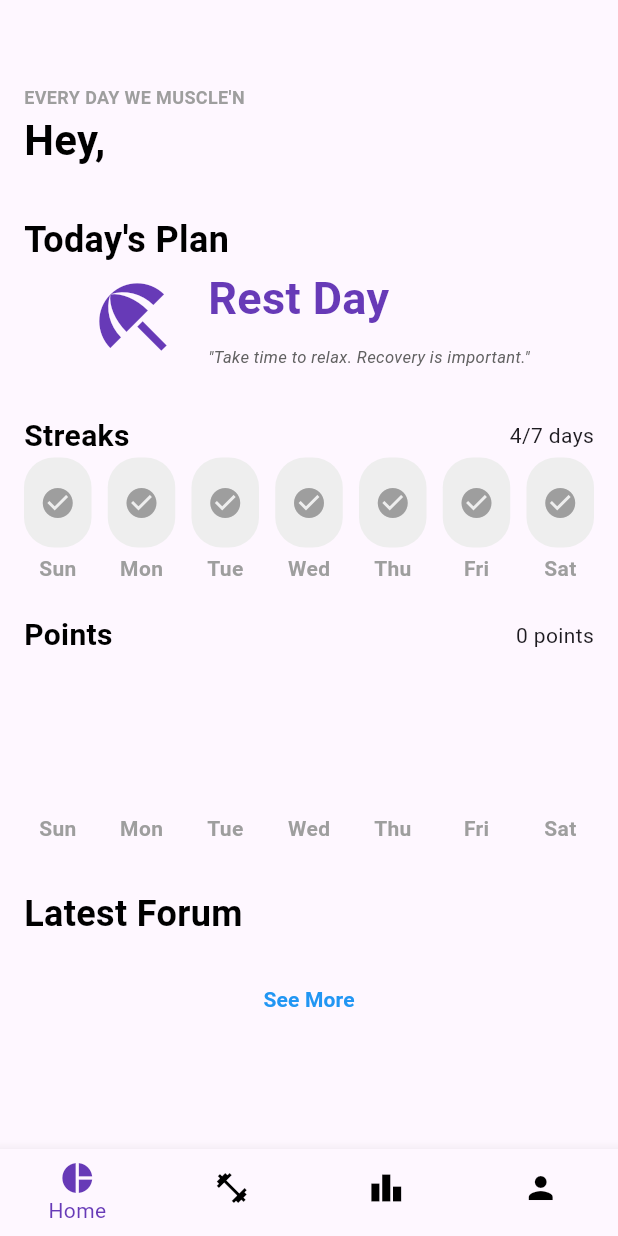
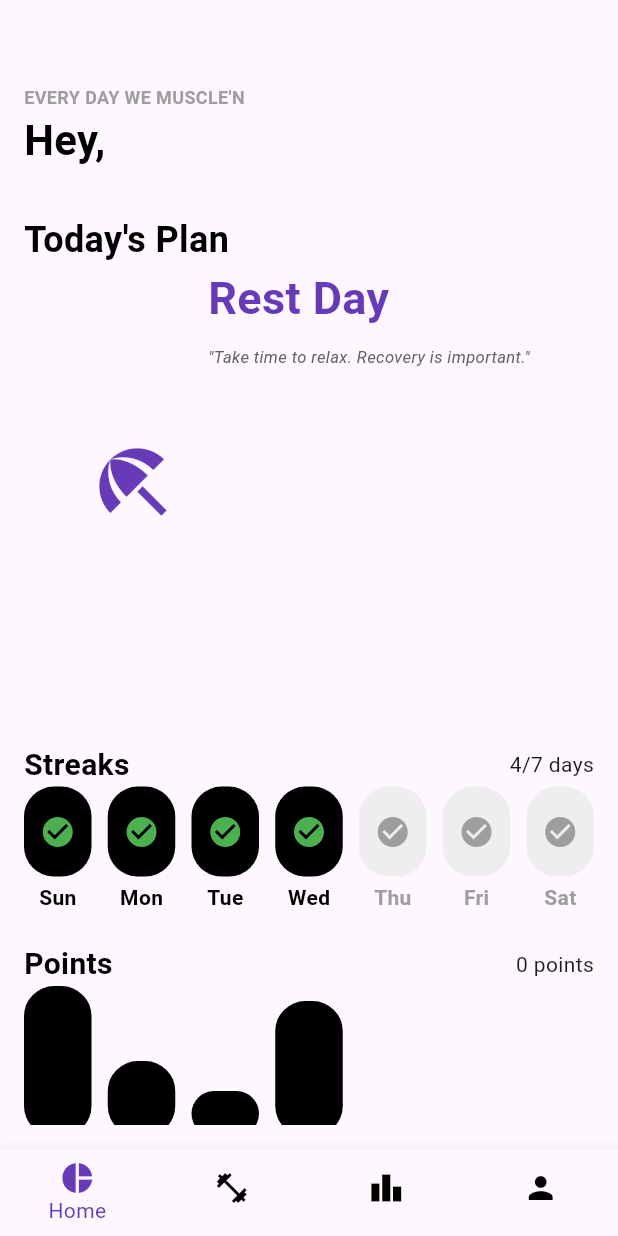
Before and after one commit to Eilhie/BuddyQuest, a Flutter app: the HomePage screen opened by its route, on a phone screen of 412 x 824 dp. Run offline on Flutter 3.47's test engine with Material 3 defaults, Android fonts, the phone set to English and light mode, and no system bars; our stand-ins replace cloud_firestore, firebase_auth, firebase_core, flutter_dotenv, google_sign_in, shared_preferences; accounts and stored records are empty.

Commit message:
udpate gif

```diff
--- a/lib/home_page.dart
+++ b/lib/home_page.dart
@@ -223,8 +223,7 @@ class _HomePageState extends State<HomePage> {
               ),
 
               // Today's plan from rici api
-            Container(
-              child: FutureBuilder(
+              Container(child:FutureBuilder(
                 future: userService.getUserWorkoutCategory(currUid ?? ""),
                 builder: (context, snapshot) {
                   if (snapshot.connectionState == ConnectionState.waiting) {
@@ -232,14 +231,8 @@ class _HomePageState extends State<HomePage> {
                   }
                   return FutureBuilder(
                     future: Future.wait([
-                      workoutPlanService.getExcerciseByCategoryDay(
-                        snapshot.data ?? "",
-                        listOfDays.indexWhere((dow) => dow == selectedDay),
-                      ),
-                      workoutPlanService.getUserProgressByDay(
-                        currUid,
-                        listOfDays.indexWhere((dow) => dow == selectedDay),
-                      )
+                      workoutPlanService.getExcerciseByCategoryDay(snapshot.data ?? "", listOfDays.indexWhere((dow) => dow == selectedDay)),
+                      workoutPlanService.getUserProgressByDay(currUid, listOfDays.indexWhere((dow) => dow == selectedDay))
                     ]),
                     builder: (context, snapshot) {
                       if (snapshot.connectionState == ConnectionState.waiting) {
@@ -252,11 +245,11 @@ class _HomePageState extends State<HomePage> {
                               crossAxisAlignment: CrossAxisAlignment.center,
                               children: [
                                 Icon(
-                                  Icons.beach_access, // Icon representing rest
+                                  Icons.beach_access, // Icon representing rest, like a beach or vacation icon
                                   size: 60,
                                   color: Colors.deepPurple,
                                 ),
-                                SizedBox(width: 20),
+                                SizedBox(width: 20), // Spacing between icon and text
                                 Column(
                                   crossAxisAlignment: CrossAxisAlignment.start,
                                   children: [
@@ -285,12 +278,11 @@ class _HomePageState extends State<HomePage> {
                           );
                         }
 
+
                         Map<String, dynamic>? exercisesOfDay = snapshot.data?[0] as Map<String, dynamic>;
                         List<String> doneExercisesOfDay = snapshot.data?[1] as List<String>;
-
+                        print(exercisesOfDay);
                         return ListView.builder(
-                          shrinkWrap: true, // Ensures the ListView's height is determined by its content
-                          physics: NeverScrollableScrollPhysics(), // Prevents scrolling inside the ListView
                           itemCount: exercisesOfDay["exercises"].length ?? 0,
                           itemBuilder: (context, index) {
                             Map<String, dynamic> currIndexExercise = exercisesOfDay["exercises"][index];
@@ -307,9 +299,14 @@ class _HomePageState extends State<HomePage> {
 
                             var currIsBlacked = doneExercisesOfDay.contains(currIndexExercise["name"]);
 
+                            print(exerciseDetails);
+                            print(exerciseDetailsText);
+                            print(currIndexExercise);
+
                             return GestureDetector(
                               onTap: () {
                                 if (!currIsBlacked) {
+                                  // Not blacked out
                                   showDialog(
                                     context: context,
                                     builder: (BuildContext context) {
@@ -329,20 +326,17 @@ class _HomePageState extends State<HomePage> {
                                         actions: [
                                           TextButton(
                                             onPressed: () async {
-                                              await workoutPlanService.updateUserProgressByDay(
-                                                currUid,
-                                                listOfDays.indexWhere((dow) => dow == selectedDay),
-                                                currIndexExercise["name"],
-                                              );
+                                              await workoutPlanService.updateUserProgressByDay(currUid, listOfDays.indexWhere((dow) => dow == selectedDay), currIndexExercise["name"]);
                                               await userService.addUserPoints(currUid ?? "", 50);
-                                              Navigator.pop(context);
+                                              // Blackout current card
+                                              Navigator.pop(context); // Close the dialog
                                               setState(() {});
                                             },
                                             child: Text("Finish Workout"),
                                           ),
                                           TextButton(
                                             onPressed: () {
-                                              Navigator.pop(context);
+                                              Navigator.pop(context); // Close the dialog
                                             },
                                             child: Text("Close"),
                                           ),
@@ -355,7 +349,7 @@ class _HomePageState extends State<HomePage> {
                               child: Card(
                                 elevation: 3,
                                 margin: EdgeInsets.symmetric(vertical: 8),
-                                color: currIsBlacked ? Colors.green.withOpacity(0.5) : null,
+                                color: currIsBlacked ? Colors.green.withOpacity(0.5) : null, // Blackout effect for individual card
                                 child: ListTile(
                                   leading: Icon(Icons.fitness_center, color: Colors.deepPurple),
                                   title: Text(
@@ -374,7 +368,8 @@ class _HomePageState extends State<HomePage> {
                   );
                 },
               ),
-              width: MediaQuery.of(context).size.width,
+                width: MediaQuery.of(context).size.width, // 80% of screen width
+                height: MediaQuery.of(context).size.height * 0.35, // 20% of screen height
               ),
 
 
@@ -395,7 +390,7 @@ class _HomePageState extends State<HomePage> {
                   Text('4/7 days'),
                 ],
               ),
-              StreakChart(),
+              StreakChart(completedDays: 4),
               const SizedBox(height: 20),
               Row(
                 mainAxisAlignment: MainAxisAlignment.spaceBetween,
@@ -423,7 +418,7 @@ class _HomePageState extends State<HomePage> {
 
                 ],
               ),
-              PointsChart(),
+              PointsChart(points: [100, 50, 30, 90, 0, 0, 0]),
               const SizedBox(height: 30),
               const Text(
                 "Latest Forum",
@@ -649,29 +644,17 @@ class _HomePageState extends State<HomePage> {
 
 // Streak Chart Widget (UI Only)
 class StreakChart extends StatelessWidget {
-  List<bool> completedDays = []; // Number of completed streak days out of 7
+  final int completedDays; // Number of completed streak days out of 7
   final List<String> weekDays = ["Sun", "Mon", "Tue", "Wed", "Thu", "Fri", "Sat"];
-  final workoutService = WorkoutPlanService();
-  final currentUser = FirebaseAuth.instance.currentUser;
+
+  StreakChart({required this.completedDays});
 
   @override
   Widget build(BuildContext context) {
-    var currUid = currentUser?.uid??"";
-    return FutureBuilder(
-        future: workoutService.getDidWorkoutList(currUid),
-        builder: (context, snapshot)
-        {
-          if(snapshot.connectionState == ConnectionState.waiting)
-          {
-            Center(child: CircularProgressIndicator());
-          }
-          print("BUILD STREAK CHART");
-          print(snapshot.data);
-          completedDays = (snapshot.data??[false,false,false,false,false,false,false]) as List<bool>;
     return Row(
       mainAxisAlignment: MainAxisAlignment.spaceBetween,
       children: List.generate(7, (index) {
-              bool isCompleted = completedDays[index];
+        bool isCompleted = index < completedDays;
         return Column(
           children: [
             Container(
@@ -700,39 +683,26 @@ class StreakChart extends StatelessWidget {
         );
       }),
     );
-        });
   }
 }
 
 class PointsChart extends StatelessWidget {
-  List<int> points = []; // List containing the points for each day
+  final List<int> points; // List containing the points for each day
   final List<String> weekDays = ["Sun", "Mon", "Tue", "Wed", "Thu", "Fri", "Sat"];
-  final workoutPlanService = WorkoutPlanService();
-  final currentUser = FirebaseAuth.instance.currentUser;
 
+  PointsChart({required this.points});
 
   @override
   Widget build(BuildContext context) {
-    var currUid = currentUser?.uid??"";
-    print("BUILD CHART");
+    int maxHeight = points.isNotEmpty ? points.reduce((a, b) => a > b ? a : b) : 0; // Get the max height for normalization
 
-    return FutureBuilder(
-        future: workoutPlanService.getPointsList(currUid),
-        builder: (context, snapshot)
-        {
-          if (snapshot.connectionState == ConnectionState.waiting) {
-            return Center(child: CircularProgressIndicator());
-          }
-          points = (snapshot.data??[0,0,0,0,0,0,0]) as List<int>;
-          print(points);
-          int maxHeight = points.isNotEmpty ? points.reduce((a, b) => a > b ? a : b) : 0; // Get the max height for normalization
     return Row(
       mainAxisAlignment: MainAxisAlignment.spaceBetween,
       children: List.generate(7, (index) {
         int dayPoints = points[index];
 
         // Calculate the normalized height based on the max height
-              double normalizedHeight = maxHeight==0 ? 0 : (dayPoints / maxHeight) * 100; // Adjust as needed
+        double normalizedHeight = (dayPoints / maxHeight) * 100; // Adjust as needed
 
         return Column(
           mainAxisAlignment: MainAxisAlignment.end,
@@ -773,6 +743,5 @@ class PointsChart extends StatelessWidget {
         );
       }),
     );
-        });
   }
 }
```
Also changed, not shown: assets/workoutAsset/GIF_Dumbell.gif (added). Lines whose indentation alone changed are shown as unchanged.
